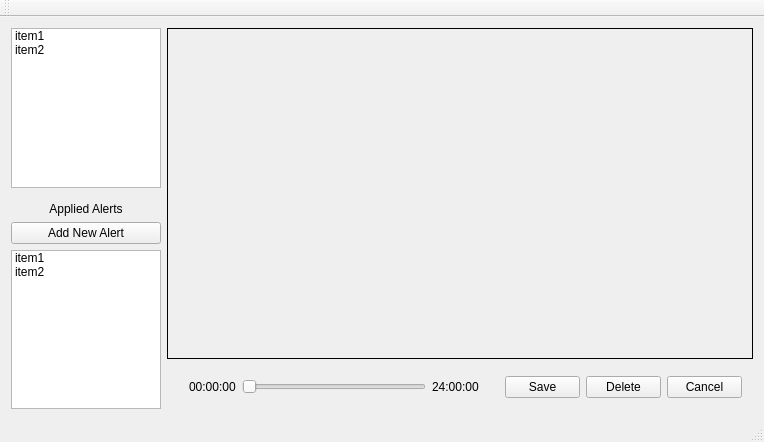
Old version of the form BvcClient/BvcClient/mainwindow.ui in the repository ProvisionLab/Alert_area.
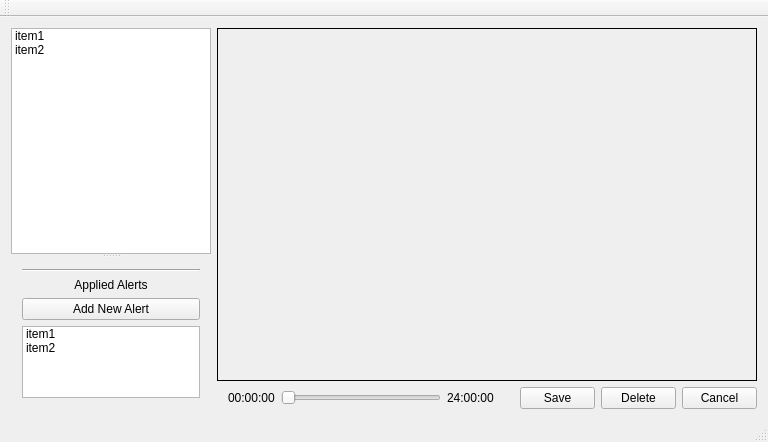
New version of the form. Custom widgets are drawn as their Qt base class.

Patch:
```diff
--- a/BvcClient/BvcClient/mainwindow.ui
+++ b/BvcClient/BvcClient/mainwindow.ui
@@ -6,7 +6,7 @@
    <rect>
     <x>0</x>
     <y>0</y>
-    <width>764</width>
+    <width>768</width>
     <height>442</height>
    </rect>
   </property>
@@ -17,12 +17,12 @@
    <locale language="English" country="UnitedStates"/>
   </property>
   <widget class="QWidget" name="centralWidget">
-   <layout class="QHBoxLayout" name="horizontalLayout_2">
-    <item>
      <layout class="QHBoxLayout" name="horizontalLayout">
       <item>
-       <layout class="QVBoxLayout" name="verticalLayout">
-        <item>
+     <widget class="QSplitter" name="splitter">
+      <property name="orientation">
+       <enum>Qt::Vertical</enum>
+      </property>
          <widget class="QListWidget" name="m_cameraListView">
           <property name="sizePolicy">
            <sizepolicy hsizetype="Expanding" vsizetype="Expanding">
@@ -30,6 +30,12 @@
             <verstretch>1</verstretch>
            </sizepolicy>
           </property>
+       <property name="minimumSize">
+        <size>
+         <width>200</width>
+         <height>0</height>
+        </size>
+       </property>
           <property name="maximumSize">
            <size>
             <width>200</width>
@@ -45,6 +51,9 @@
           <property name="viewMode">
            <enum>QListView::ListMode</enum>
           </property>
+       <property name="sortingEnabled">
+        <bool>true</bool>
+       </property>
           <item>
            <property name="text">
             <string>item1</string>
@@ -56,19 +65,14 @@
            </property>
           </item>
          </widget>
-        </item>
+      <widget class="QWidget" name="verticalLayoutWidget">
+       <layout class="QVBoxLayout" name="verticalLayout_2">
         <item>
-         <spacer name="verticalSpacer">
+         <widget class="Line" name="line">
           <property name="orientation">
-           <enum>Qt::Vertical</enum>
+           <enum>Qt::Horizontal</enum>
           </property>
-          <property name="sizeHint" stdset="0">
-           <size>
-            <width>150</width>
-            <height>8</height>
-           </size>
-          </property>
-         </spacer>
+         </widget>
         </item>
         <item>
          <widget class="QLabel" name="label">
@@ -120,6 +124,8 @@
          </widget>
         </item>
        </layout>
+      </widget>
+     </widget>
       </item>
       <item>
        <widget class="QWidget" name="widget" native="true">
@@ -129,7 +135,7 @@
           <verstretch>0</verstretch>
          </sizepolicy>
         </property>
-        <layout class="QVBoxLayout" name="_2">
+      <layout class="QVBoxLayout" name="verticalLayout">
          <property name="leftMargin">
           <number>0</number>
          </property>
@@ -176,6 +182,18 @@
          <item>
           <widget class="QWidget" name="m_editPanel" native="true">
            <layout class="QHBoxLayout" name="horizontalLayout_3">
+          <property name="leftMargin">
+           <number>0</number>
+          </property>
+          <property name="topMargin">
+           <number>0</number>
+          </property>
+          <property name="rightMargin">
+           <number>0</number>
+          </property>
+          <property name="bottomMargin">
+           <number>0</number>
+          </property>
             <item>
              <widget class="QWidget" name="m_duration_panel" native="true">
               <property name="sizePolicy">
@@ -292,8 +310,6 @@
        </widget>
       </item>
      </layout>
-    </item>
-   </layout>
   </widget>
   <widget class="QMenuBar" name="menuBar">
    <property name="geometry">
```
Left out of the diff: 2 changed lines with no effect on the pictures. Lines whose indentation alone changed are shown as unchanged.
